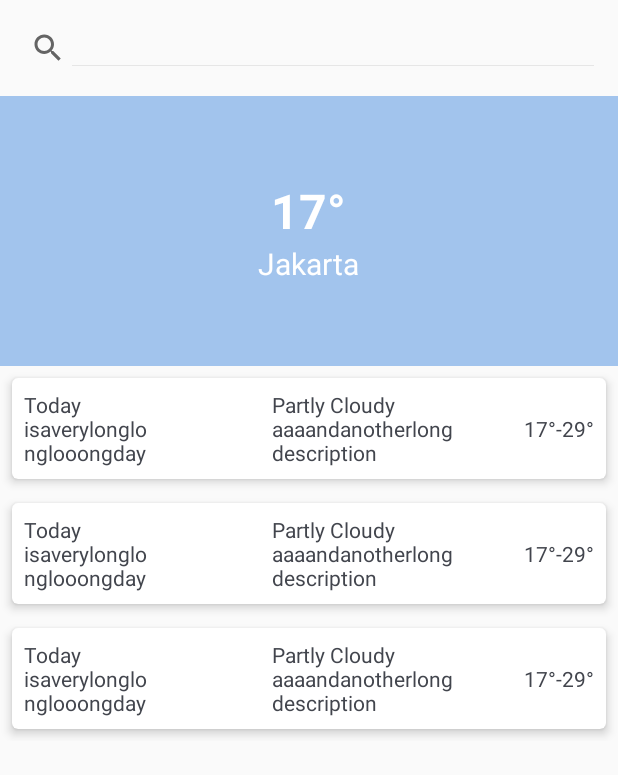
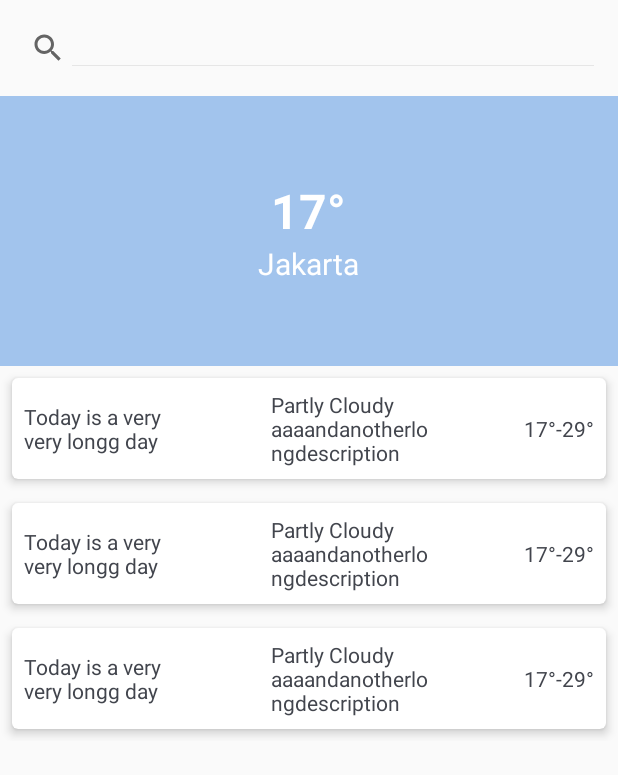
Before and after one commit to farisiqbal/weather-forecast, an Android app: the layout weather_forecast_fragment.xml on its own in the app's theme, with its tools: preview values and no code run, on a phone screen of 412 x 824 dp. Shown: the top 775 px of the screen. Run offline under Robolectric (Android 15) with nearby library versions, the phone set to English and light mode, and no system bars; network calls fail.

```diff
--- a/app/src/main/res/layout/weather_card_item.xml
+++ b/app/src/main/res/layout/weather_card_item.xml
@@ -20,15 +20,15 @@
             android:id="@+id/tvWeatherDate"
             android:layout_width="0dp"
             android:layout_height="wrap_content"
-            android:layout_weight="2"
+            android:layout_weight="3"
             android:textSize="@dimen/font_x14"
             android:textColor="@color/ink"
-            tools:text="Today isaverylonglonglooongday" />
+            tools:text="Today is a very very longg day" />
 
         <Space
             android:layout_width="0dp"
             android:layout_height="wrap_content"
-            android:layout_weight="1" />
+            android:layout_weight="0.5" />
 
         <ImageView
             android:id="@+id/ivWeatherIcon"
@@ -55,7 +55,8 @@
         <TextView
             android:gravity="right"
             android:id="@+id/tvWeatherTemperature"
-            android:layout_width="wrap_content"
+            android:layout_width="0dp"
+            android:layout_weight="2"
             android:layout_height="wrap_content"
             android:textSize="@dimen/font_x14"
             android:textColor="@color/ink"
```
Also changed, not shown: app/src/main/java/com/farisiqbal/weatherforecast/utils/DateExt.kt (+7 -5 lines), app/src/main/java/com/farisiqbal/weatherforecast/utils/Utils.kt (+13 -7 lines).
